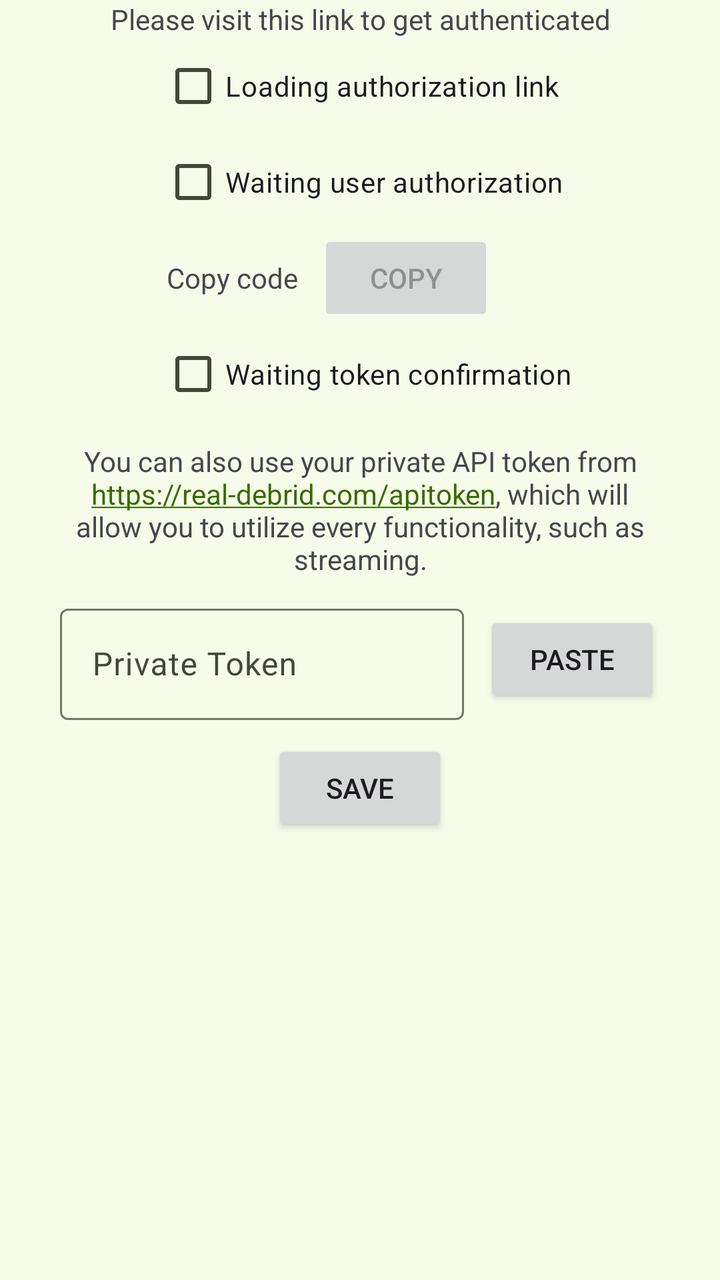
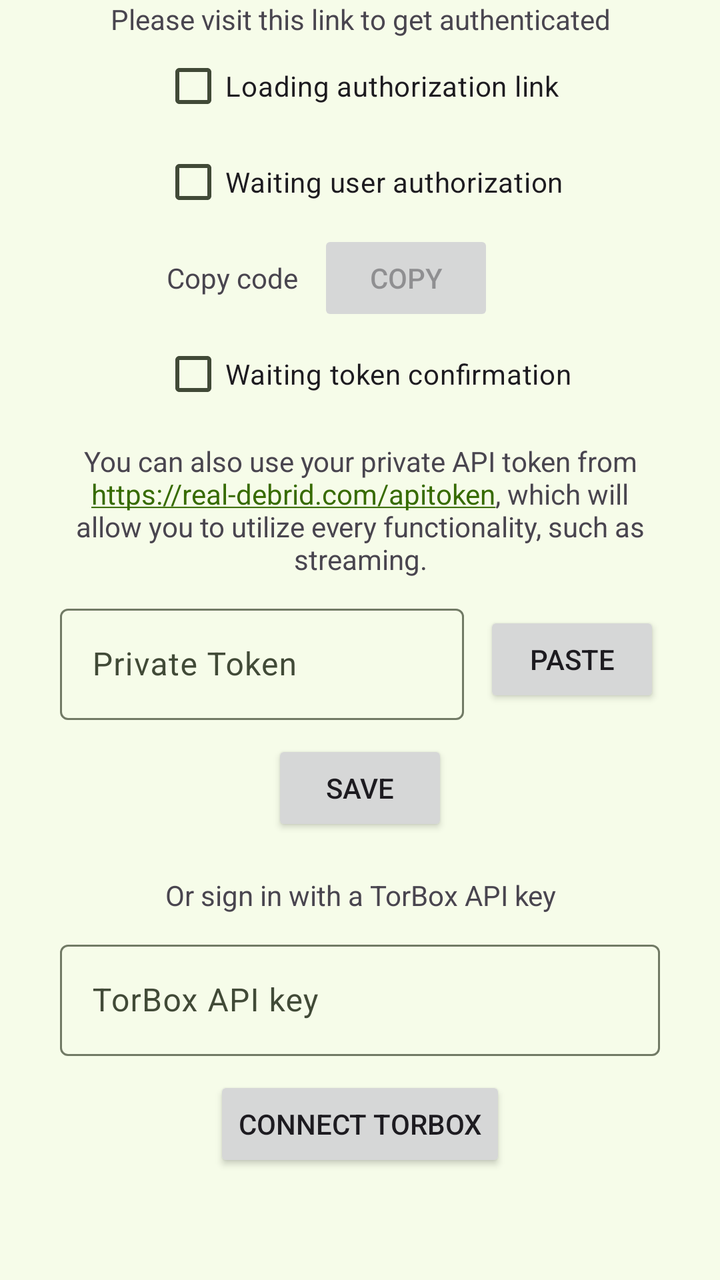

Two renders of the same Android screen: before a commit and after it. Below are the layout's source before the change and the commit's diff.
<!-- AndroidManifest.xml: application theme Theme.Unchained.Material3.Green.One -->
<!-- res/layout/fragment_authentication.xml -->
<?xml version="1.0" encoding="utf-8"?>
<androidx.core.widget.NestedScrollView
    xmlns:android="http://schemas.android.com/apk/res/android"
    xmlns:app="http://schemas.android.com/apk/res-auto"
    android:layout_width="match_parent"
    android:layout_height="match_parent"
    android:clipToPadding="false"
    android:fitsSystemWindows="true"
    android:orientation="vertical">

    <androidx.constraintlayout.widget.ConstraintLayout
        android:layout_width="match_parent"
        android:layout_height="wrap_content">

        <TextView
            android:id="@+id/tvLoginMessage"
            android:layout_width="0dp"
            android:layout_height="wrap_content"
            android:layout_marginStart="30dp"
            android:layout_marginEnd="30dp"
            android:gravity="center"
            android:text="@string/login_message_placeholder"
            android:textAlignment="center"
            app:layout_constraintBottom_toTopOf="@+id/tvAuthenticationLink"
            app:layout_constraintEnd_toEndOf="parent"
            app:layout_constraintHorizontal_bias="0.5"
            app:layout_constraintStart_toStartOf="parent"
            app:layout_constraintTop_toTopOf="parent"
            app:layout_constraintVertical_chainStyle="packed" />

        <TextView
            android:id="@+id/tvAuthenticationLink"
            android:layout_width="0dp"
            android:layout_height="wrap_content"
            android:layout_marginStart="30dp"
            android:layout_marginEnd="30dp"
            android:autoLink="web"
            android:ellipsize="end"
            android:gravity="center"
            android:maxLines="1"
            android:nextFocusRight="@id/tvUsePrivateToken"
            android:nextFocusDown="@id/tvUsePrivateToken"
            android:scrollHorizontally="true"
            android:textAlignment="center"
            android:visibility="gone"
            app:layout_constraintBottom_toTopOf="@+id/cbLink"
            app:layout_constraintEnd_toEndOf="parent"
            app:layout_constraintHorizontal_bias="0.5"
            app:layout_constraintStart_toStartOf="parent"
            app:layout_constraintTop_toTopOf="parent"
            app:layout_constraintVertical_chainStyle="packed" />


        <CheckBox
            android:id="@+id/cbLink"
            android:layout_width="wrap_content"
            android:layout_height="wrap_content"
            android:checked="false"
            android:clickable="false"
            android:focusable="false"
            android:text="@string/waiting_link"
            app:layout_constraintBottom_toTopOf="@+id/cbSecret"
            app:layout_constraintEnd_toEndOf="parent"
            app:layout_constraintHorizontal_bias="0.5"
            app:layout_constraintStart_toStartOf="parent"
            app:layout_constraintTop_toBottomOf="@+id/tvAuthenticationLink" />

        <CheckBox
            android:id="@+id/cbSecret"
            android:layout_width="wrap_content"
            android:layout_height="wrap_content"
            android:clickable="false"
            android:focusable="false"
            android:text="@string/waiting_user_auth"
            app:layout_constraintBottom_toTopOf="@+id/llUserCode"
            app:layout_constraintStart_toStartOf="@+id/cbLink"
            app:layout_constraintTop_toBottomOf="@+id/cbLink"
            />

        <LinearLayout
            android:id="@+id/llUserCode"
            android:layout_width="wrap_content"
            android:layout_height="wrap_content"
            android:orientation="horizontal"
            android:visibility="visible"
            app:layout_constraintTop_toBottomOf="@+id/cbSecret"
            app:layout_constraintStart_toStartOf="@+id/cbLink"
            app:layout_constraintEnd_toEndOf="@+id/cbLink"
            app:layout_constraintBottom_toTopOf="@+id/cbToken"
            >
            <TextView
                android:id="@+id/tvUserCodeValue"
                android:layout_width="wrap_content"
                android:layout_height="wrap_content"
                android:layout_marginEnd="10dp"
                android:ellipsize="end"
                android:maxLines="1"
                android:textIsSelectable="true"
                android:scrollHorizontally="true"
                android:gravity="start"
                android:text="@string/copy_code"
                />

            <Button
                android:id="@+id/bCopyLink"
                android:enabled="false"
                android:layout_width="wrap_content"
                android:layout_height="wrap_content"
                android:layout_marginEnd="30dp"
                android:text="@string/copy"
                />

        </LinearLayout>


        <CheckBox
            android:id="@+id/cbToken"
            android:layout_width="wrap_content"
            android:layout_height="wrap_content"
            android:checked="false"
            android:clickable="false"
            android:focusable="false"
            android:text="@string/waiting_token"
            app:layout_constraintTop_toBottomOf="@+id/llUserCode"
            app:layout_constraintStart_toStartOf="@+id/cbSecret"
            app:layout_constraintBottom_toTopOf="@+id/tvUsePrivateToken"
            />


        <TextView
            android:id="@+id/tvUsePrivateToken"
            android:layout_width="0dp"
            android:layout_height="wrap_content"
            android:layout_marginStart="30dp"
            android:layout_marginTop="10dp"
            android:layout_marginEnd="30dp"
            android:autoLink="web"
            android:gravity="center"
            android:nextFocusUp="@id/tvAuthenticationLink"
            android:nextFocusDown="@id/tiPrivateCode"
            android:text="@string/add_private_token_message"
            app:layout_constraintBottom_toTopOf="@id/tfPrivateCode"
            app:layout_constraintEnd_toEndOf="parent"
            app:layout_constraintStart_toStartOf="parent"
            app:layout_constraintTop_toBottomOf="@id/cbToken" />


        <com.google.android.material.textfield.TextInputLayout
            android:id="@+id/tfPrivateCode"
            android:layout_width="0dp"
            android:layout_height="wrap_content"
            android:layout_marginTop="10dp"
            android:focusable="true"
            android:hint="@string/private_token"
            android:importantForAutofill="no"
            android:minWidth="200dp"
            android:nextFocusLeft="@id/tvAuthenticationLink"
            android:nextFocusRight="@id/bPastePrivateCode"
            android:nextFocusUp="@id/tvUsePrivateToken"
            android:nextFocusDown="@id/bInsertPrivate"
            app:endIconMode="clear_text"
            app:layout_constraintBottom_toTopOf="@id/bInsertPrivate"
            app:layout_constraintEnd_toStartOf="@id/bPastePrivateCode"
            app:layout_constraintHorizontal_chainStyle="packed"
            app:layout_constraintStart_toStartOf="@+id/tvUsePrivateToken"
            app:layout_constraintTop_toBottomOf="@id/tvUsePrivateToken"
            app:layout_constraintWidth_max="600dp">

            <com.google.android.material.textfield.TextInputEditText
                android:id="@+id/tiPrivateCode"
                android:layout_width="match_parent"
                android:layout_height="wrap_content"
                android:focusable="true"
                android:singleLine="true" />

        </com.google.android.material.textfield.TextInputLayout>

        <Button
            android:id="@+id/bPastePrivateCode"
            android:layout_width="wrap_content"
            android:layout_height="wrap_content"
            android:layout_marginStart="10dp"
            android:nextFocusLeft="@id/tfPrivateCode"
            android:nextFocusRight="@id/bInsertPrivate"
            android:nextFocusDown="@id/bInsertPrivate"
            android:text="@string/paste"
            app:icon="@drawable/icon_paste"
            app:layout_constraintBottom_toBottomOf="@id/tfPrivateCode"
            app:layout_constraintEnd_toEndOf="@+id/tvUsePrivateToken"
            app:layout_constraintHorizontal_bias="0.5"
            app:layout_constraintStart_toEndOf="@id/tfPrivateCode"
            app:layout_constraintTop_toTopOf="@id/tfPrivateCode" />

        <Button
            android:id="@+id/bInsertPrivate"
            android:layout_width="wrap_content"
            android:layout_height="wrap_content"
            android:layout_marginTop="10dp"
            android:nextFocusLeft="@id/tfPrivateCode"
            android:nextFocusUp="@id/tfPrivateCode"
            android:text="@string/save"
            app:layout_constraintBottom_toBottomOf="parent"
            app:layout_constraintEnd_toEndOf="parent"
            app:layout_constraintStart_toStartOf="parent"
            app:layout_constraintTop_toBottomOf="@id/tfPrivateCode" />

    </androidx.constraintlayout.widget.ConstraintLayout>

</androidx.core.widget.NestedScrollView>
<!-- resources referenced by this layout -->
<resources>
  <string name="add_private_token_message">You can also use your private API token from https://real-debrid.com/apitoken, which will allow you to utilize every functionality, such as streaming.</string>
  <string name="copy">Copy</string>
  <string name="copy_code">Copy code</string>
  <string name="login_message_placeholder">Please visit this link to get authenticated</string>
  <string name="paste">Paste</string>
  <string name="private_token">Private Token</string>
  <string name="save">Save</string>
  <string name="waiting_link">Loading authorization link</string>
  <string name="waiting_token">Waiting token confirmation</string>
  <string name="waiting_user_auth">Waiting user authorization</string>
  <color name="green_one_theme_primary">#376B00</color>
  <color name="green_one_theme_onPrimary">#FFFFFF</color>
  <color name="green_one_theme_primaryContainer">#6DC21A</color>
  <color name="green_one_theme_onPrimaryContainer">#112800</color>
  <color name="green_one_theme_secondary">#41691E</color>
  <color name="green_one_theme_onSecondary">#FFFFFF</color>
  <color name="green_one_theme_secondaryContainer">#C5F599</color>
  <color name="green_one_theme_onSecondaryContainer">#2E5409</color>
  <color name="green_one_theme_tertiary">#006B55</color>
  <color name="green_one_theme_onTertiary">#FFFFFF</color>
  <color name="green_one_theme_tertiaryContainer">#26C29D</color>
  <color name="green_one_theme_onTertiaryContainer">#00271E</color>
  <color name="green_one_theme_error">#BA1A1A</color>
  <color name="green_one_theme_onError">#FFFFFF</color>
  <color name="green_one_theme_errorContainer">#FFDAD6</color>
  <color name="green_one_theme_onErrorContainer">#410002</color>
  <color name="green_one_theme_background">#F6FCE9</color>
  <color name="green_one_theme_onBackground">#181D12</color>
  <color name="green_one_theme_surface">#F6FCE9</color>
  <color name="green_one_theme_onSurface">#181D12</color>
  <color name="green_one_theme_surfaceVariant">#DCE6CD</color>
  <color name="green_one_theme_onSurfaceVariant">#414A37</color>
  <color name="green_one_theme_outline">#717A65</color>
  <color name="green_one_theme_outlineVariant">#C0CAB2</color>
  <color name="green_one_theme_inverseSurface">#2D3226</color>
  <color name="green_one_theme_inverseOnSurface">#EDF3E1</color>
  <color name="green_one_theme_inversePrimary">#86DC38</color>
  <color name="green_one_theme_primaryFixed">#A0FA53</color>
  <color name="green_one_theme_onPrimaryFixed">#0D2000</color>
  <color name="green_one_theme_primaryFixedDim">#86DC38</color>
  <color name="green_one_theme_onPrimaryFixedVariant">#285000</color>
  <color name="green_one_theme_secondaryFixed">#C1F195</color>
  <color name="green_one_theme_onSecondaryFixed">#0D2000</color>
  <color name="green_one_theme_secondaryFixedDim">#A6D47C</color>
  <color name="green_one_theme_onSecondaryFixedVariant">#2A5005</color>
  <color name="green_one_theme_tertiaryFixed">#6FFAD2</color>
  <color name="green_one_theme_onTertiaryFixed">#002118</color>
  <color name="green_one_theme_tertiaryFixedDim">#4DDDB7</color>
  <color name="green_one_theme_onTertiaryFixedVariant">#00513F</color>
  <color name="green_one_theme_surfaceDim">#D7DCCB</color>
  <color name="green_one_theme_surfaceBright">#F6FCE9</color>
  <color name="green_one_theme_surfaceContainerLowest">#FFFFFF</color>
  <color name="green_one_theme_surfaceContainerLow">#F0F6E4</color>
  <color name="green_one_theme_surfaceContainer">#EAF0DE</color>
  <color name="green_one_theme_surfaceContainerHigh">#E5EAD9</color>
  <color name="green_one_theme_surfaceContainerHighest">#DFE5D3</color>
  <style name="ThemeOverlay.App.Toolbar" parent="">
          
          <item name="colorControlNormal">?attr/colorOnPrimary</item>
      </style>
  <!-- unchanged entries left out for length: 6 -->
</resources>

<!-- the commit's change to res/layout/fragment_authentication.xml (unified diff, before → after) -->
@@ -199,10 +199,60 @@
             android:nextFocusLeft="@id/tfPrivateCode"
             android:nextFocusUp="@id/tfPrivateCode"
             android:text="@string/save"
+            app:layout_constraintBottom_toTopOf="@id/tvUseTorBox"
+            app:layout_constraintEnd_toEndOf="parent"
+            app:layout_constraintStart_toStartOf="parent"
+            app:layout_constraintTop_toBottomOf="@id/tfPrivateCode" />
+
+        <TextView
+            android:id="@+id/tvUseTorBox"
+            android:layout_width="0dp"
+            android:layout_height="wrap_content"
+            android:layout_marginStart="30dp"
+            android:layout_marginTop="20dp"
+            android:layout_marginEnd="30dp"
+            android:gravity="center"
+            android:text="@string/torbox_login_message"
+            app:layout_constraintEnd_toEndOf="parent"
+            app:layout_constraintStart_toStartOf="parent"
+            app:layout_constraintTop_toBottomOf="@id/bInsertPrivate" />
+
+        <com.google.android.material.textfield.TextInputLayout
+            android:id="@+id/tfTorBoxKey"
+            android:layout_width="0dp"
+            android:layout_height="wrap_content"
+            android:layout_marginStart="30dp"
+            android:layout_marginTop="10dp"
+            android:layout_marginEnd="30dp"
+            android:focusable="true"
+            android:hint="@string/torbox_api_key_title"
+            android:importantForAutofill="no"
+            app:endIconMode="clear_text"
+            app:layout_constraintEnd_toEndOf="parent"
+            app:layout_constraintStart_toStartOf="parent"
+            app:layout_constraintTop_toBottomOf="@id/tvUseTorBox"
+            app:layout_constraintWidth_max="600dp">
+
+            <com.google.android.material.textfield.TextInputEditText
+                android:id="@+id/tiTorBoxKey"
+                android:layout_width="match_parent"
+                android:layout_height="wrap_content"
+                android:focusable="true"
+                android:singleLine="true" />
+
+        </com.google.android.material.textfield.TextInputLayout>
+
+        <Button
+            android:id="@+id/bInsertTorBox"
+            android:layout_width="wrap_content"
+            android:layout_height="wrap_content"
+            android:layout_marginTop="10dp"
+            android:layout_marginBottom="20dp"
+            android:text="@string/torbox_connect_button"
             app:layout_constraintBottom_toBottomOf="parent"
             app:layout_constraintEnd_toEndOf="parent"
             app:layout_constraintStart_toStartOf="parent"
-            app:layout_constraintTop_toBottomOf="@id/tfPrivateCode" />
+            app:layout_constraintTop_toBottomOf="@id/tfTorBoxKey" />
 
     </androidx.constraintlayout.widget.ConstraintLayout>
 
<!-- resource entries referenced after the edit -->
@@ -7,6 +7,9 @@
   <string name="paste">Paste</string>
   <string name="private_token">Private Token</string>
   <string name="save">Save</string>
+  <string name="torbox_api_key_title">TorBox API key</string>
+  <string name="torbox_connect_button">Connect TorBox</string>
+  <string name="torbox_login_message">Or sign in with a TorBox API key</string>
   <string name="waiting_link">Loading authorization link</string>
   <string name="waiting_token">Waiting token confirmation</string>
   <string name="waiting_user_auth">Waiting user authorization</string>
